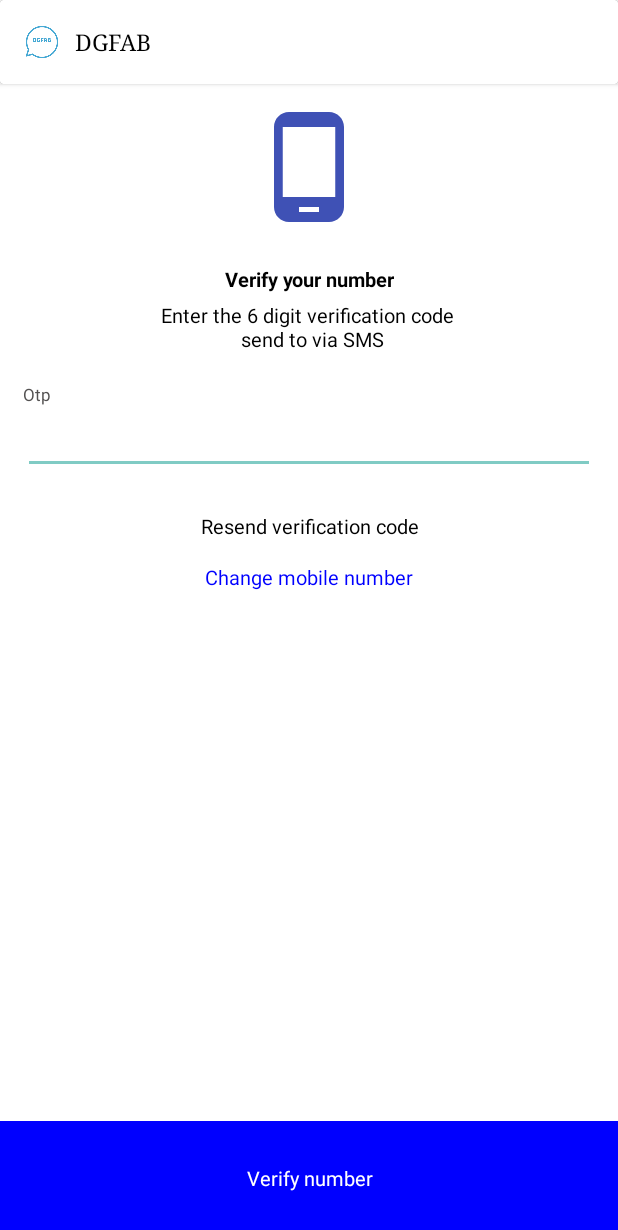
After one commit to raghsahu/DGFAB_8july_New_Dynamic, an Android app: the OtpActivity screen opened directly, with no data from a screen before it, on a phone screen of 412 x 824 dp. The commit adds this screen. Shown: the top 1230 px of the screen. Run offline under Robolectric (Android 15) with nearby library versions, the phone set to English and light mode, and no system bars.

Commit message:
by rrrr dgfab

```diff
--- a/app/build.gradle
+++ b/app/build.gradle
@@ -42,18 +42,12 @@ dependencies {
     implementation 'com.squareup.okhttp3:okhttp:3.14.0'
 //    implementation 'com.google.code.gson:gson:2.8.5'
     implementation 'com.squareup.retrofit2:converter-gson:2.5.0'
-//    implementation 'com.squareup.retrofit2:converter-gson:2.2.0'
     implementation 'org.apache.httpcomponents:httpclient-android:4.3.5'
     implementation "com.android.support:appcompat-v7:28.0.0"
     implementation "com.android.support:design:28.0.0"
-    implementation "com.android.support:support-v4:28.0.0"
     implementation "com.android.support:recyclerview-v7:28.0.0"
     implementation 'com.squareup.okhttp3:logging-interceptor:3.14.0'
     implementation 'com.squareup.okhttp3:okhttp:3.14.0'
-
-//    implementation 'com.google.code.gson:gson:2.8.5'
-    implementation 'com.squareup.retrofit2:converter-gson:2.5.0'
-//    implementation 'com.squareup.retrofit2:converter-gson:2.2.0'
     implementation 'org.apache.httpcomponents:httpclient-android:4.3.5'
     implementation 'com.android.support:multidex:1.0.1'
     implementation 'org.apache.httpcomponents:httpclient-android:4.3.5'
--- /dev/null
+++ b/app/src/main/java/com/example/dgfab/Activity/Buyer_guest_login/OtpActivity.java
@@ -0,0 +1,29 @@
+package com.example.dgfab.Activity.Buyer_guest_login;
+
+import android.content.Intent;
+import android.support.v7.app.AppCompatActivity;
+import android.os.Bundle;
+import android.widget.TextView;
+
+import com.example.dgfab.Activity.Buyer_Dashboard.Buyer_Dashboard_Activity;
+import com.example.dgfab.R;
+
+public class OtpActivity extends AppCompatActivity {
+
+    TextView tv_opt_verify;
+
+    @Override
+    protected void onCreate(Bundle savedInstanceState) {
+        super.onCreate(savedInstanceState);
+        setContentView(R.layout.activity_otp);
+
+        tv_opt_verify=findViewById(R.id.tv_opt_verify);
+
+
+        Intent in = new Intent(OtpActivity.this, Buyer_Dashboard_Activity.class);
+        startActivity(in);
+        overridePendingTransition(R.anim.anim_slide_in_left,
+                R.anim.anim_slide_out_left);
+
+    }
+}
--- a/app/src/main/java/com/example/dgfab/Activity/PermissionActivity.java
+++ b/app/src/main/java/com/example/dgfab/Activity/Buyer_guest_login/PermissionActivity.java
@@ -1,4 +1,4 @@
-package com.example.dgfab.Activity;
+package com.example.dgfab.Activity.Buyer_guest_login;
 
 import android.Manifest;
 import android.content.Intent;
@@ -10,6 +10,7 @@ import android.os.Bundle;
 import android.view.View;
 import android.widget.TextView;
 
+import com.example.dgfab.Activity.Use_reason_Activity;
 import com.example.dgfab.R;
 
 import java.util.ArrayList;
--- a/app/src/main/java/com/example/dgfab/SplashScreens/App_Intro.java
+++ b/app/src/main/java/com/example/dgfab/Activity/SplashScreens/App_Intro.java
@@ -1,4 +1,4 @@
-package com.example.dgfab.SplashScreens;
+package com.example.dgfab.Activity.SplashScreens;
 
 import android.content.Context;
 import android.content.DialogInterface;
@@ -17,8 +17,7 @@ import android.widget.LinearLayout;
 import android.widget.TextView;
 
 import com.ToxicBakery.viewpager.transforms.ZoomOutSlideTransformer;
-import com.example.dgfab.Activity.LoginActivity;
-import com.example.dgfab.Activity.PermissionActivity;
+import com.example.dgfab.Activity.Buyer_guest_login.PermissionActivity;
 import com.example.dgfab.Adapter.AppIntroPagerAdapter;
 import com.example.dgfab.R;
 
--- a/app/src/main/java/com/example/dgfab/SplashScreens/Splash_Activity.java
+++ b/app/src/main/java/com/example/dgfab/Activity/SplashScreens/Splash_Activity.java
@@ -1,11 +1,10 @@
-package com.example.dgfab.SplashScreens;
+package com.example.dgfab.Activity.SplashScreens;
 
 import android.content.Intent;
 import android.os.Handler;
 import android.support.v7.app.AppCompatActivity;
 import android.os.Bundle;
 
-import com.example.dgfab.MainActivity;
 import com.example.dgfab.R;
 
 public class Splash_Activity extends AppCompatActivity {
--- a/app/src/main/java/com/example/dgfab/Adapter/AppIntroPagerAdapter.java
+++ b/app/src/main/java/com/example/dgfab/Adapter/AppIntroPagerAdapter.java
@@ -10,10 +10,9 @@ import android.view.ViewGroup;
 import android.widget.ImageView;
 import android.widget.TextView;
 
-import com.example.dgfab.Activity.LoginActivity;
-import com.example.dgfab.Activity.PermissionActivity;
+import com.example.dgfab.Activity.Buyer_guest_login.PermissionActivity;
 import com.example.dgfab.R;
-import com.example.dgfab.SplashScreens.App_Intro;
+import com.example.dgfab.Activity.SplashScreens.App_Intro;
 
 public class AppIntroPagerAdapter extends PagerAdapter {
     private Context mContext;
--- /dev/null
+++ b/app/src/main/res/layout/activity_otp.xml
@@ -0,0 +1,195 @@
+<?xml version="1.0" encoding="utf-8"?>
+<LinearLayout xmlns:android="http://schemas.android.com/apk/res/android"
+    android:layout_width="match_parent"
+    android:layout_height="match_parent"
+    android:background="@color/colorWhite"
+    android:gravity="center_horizontal"
+    android:orientation="vertical">
+
+
+    <android.support.v7.widget.CardView
+        android:id="@+id/card_toolbar"
+        android:layout_width="match_parent"
+        android:layout_height="wrap_content"
+        android:elevation="2dp">
+
+        <android.support.v7.widget.Toolbar xmlns:android="http://schemas.android.com/apk/res/android"
+            xmlns:app="http://schemas.android.com/apk/res-auto"
+            android:id="@+id/toolbar_post"
+            android:layout_width="match_parent"
+            android:layout_height="wrap_content"
+            android:background="@color/colorWhite"
+            android:fitsSystemWindows="true">
+
+            <ImageView
+                android:id="@+id/imageView"
+                android:layout_width="24dp"
+                android:layout_height="24dp"
+                android:scaleType="fitXY"
+                android:src="@drawable/logo"
+                />
+
+            <TextView
+                android:padding="10dp"
+                android:layout_width="wrap_content"
+                android:layout_height="wrap_content"
+                android:text="@string/app_name"
+                android:textColor="@color/colorTextBlack"
+                android:textSize="15dp"
+                android:textStyle="normal"
+                android:typeface="serif" />
+
+        </android.support.v7.widget.Toolbar>
+    </android.support.v7.widget.CardView>
+
+    <LinearLayout
+        android:weightSum="1"
+        android:layout_width="match_parent"
+        android:layout_height="match_parent"
+        android:orientation="vertical">
+
+        <LinearLayout
+            android:layout_weight="0.1"
+            android:id="@+id/llInfo"
+            android:layout_width="match_parent"
+            android:layout_height="match_parent"
+            android:gravity="center_horizontal"
+            android:orientation="vertical">
+
+            <ImageView
+                android:id="@+id/iv_icon"
+                android:layout_width="80dp"
+                android:layout_height="80dp"
+                android:layout_marginTop="15dp"
+                android:scaleType="fitCenter"
+                android:src="@drawable/phone"
+                />
+
+            <TextView
+                android:id="@+id/ctvText"
+                android:layout_width="wrap_content"
+                android:layout_height="wrap_content"
+                android:layout_gravity="center"
+                android:layout_marginLeft="15dp"
+                android:layout_marginRight="15dp"
+                android:layout_marginTop="25dp"
+                android:gravity="center"
+                android:text="@string/verify_number_text"
+                android:textStyle="bold"
+                android:textAlignment="center"
+                android:textColor="@color/colorTextBlack"
+                android:textSize="13dp" />
+
+            <TextView
+                android:id="@+id/ctvText1"
+                android:layout_width="wrap_content"
+                android:layout_height="wrap_content"
+                android:layout_gravity="center"
+                android:layout_marginLeft="25dp"
+                android:layout_marginRight="25dp"
+                android:layout_marginTop="5dp"
+                android:gravity="center"
+                android:text="@string/login_code_text_details"
+                android:textAlignment="center"
+                android:textColor="@color/colorTextBlack"
+                android:textSize="13dp" />
+
+
+
+            <LinearLayout
+                android:layout_width="match_parent"
+                android:layout_height="wrap_content"
+                android:layout_marginLeft="15dp"
+                android:layout_marginRight="15dp"
+                android:layout_marginTop="20dp"
+                android:orientation="vertical">
+
+                <TextView
+                    android:layout_width="wrap_content"
+                    android:layout_height="wrap_content"
+                    android:text="Otp"
+                    android:textColor="#535151"
+                    android:textSize="11dp" />
+
+
+                <EditText
+
+                    android:id="@+id/txtmobile"
+                    android:layout_width="match_parent"
+                    android:layout_height="wrap_content"
+                    android:inputType="number"
+                    android:textAlignment="center"
+                    android:maxLength="13"
+                    android:textColor="@color/colorTextBlack" />
+
+
+            </LinearLayout>
+
+            <LinearLayout
+                android:layout_width="match_parent"
+                android:layout_height="match_parent"
+                android:gravity="center_horizontal"
+                android:orientation="vertical">
+
+
+                <TextView
+                    android:layout_width="wrap_content"
+                    android:layout_height="wrap_content"
+                    android:layout_gravity="center"
+                    android:layout_marginLeft="15dp"
+                    android:layout_marginRight="15dp"
+                    android:layout_marginTop="25dp"
+                    android:gravity="center"
+                    android:text="@string/recend_code"
+                    android:textStyle="normal"
+                    android:textAlignment="center"
+                    android:textColor="@color/gray"
+                    android:textSize="13dp" />
+
+                <TextView
+                    android:layout_width="wrap_content"
+                    android:layout_height="wrap_content"
+                    android:layout_gravity="center"
+                    android:layout_marginLeft="25dp"
+                    android:layout_marginRight="25dp"
+                    android:layout_marginTop="15dp"
+                    android:gravity="center"
+                    android:text="@string/login_change_number"
+                    android:textAlignment="center"
+                    android:textColor="@color/colorPrimary"
+                    android:textSize="13dp" />
+
+            </LinearLayout>
+
+
+        </LinearLayout>
+
+
+
+        <LinearLayout
+            android:layout_weight="0.9"
+            android:id="@+id/llSkip"
+            android:layout_width="match_parent"
+            android:layout_height="match_parent"
+            android:layout_alignParentBottom="true"
+            android:background="@color/colorPrimary"
+            android:clickable="false"
+            android:visibility="visible">
+
+            <TextView
+                android:id="@+id/tv_opt_verify"
+                android:layout_width="match_parent"
+                android:layout_height="40dp"
+                android:layout_gravity="center"
+                android:gravity="center"
+                android:text="@string/login_verfiy"
+                android:textColor="@color/colorWhite"
+                android:textSize="13dp"
+                android:visibility="visible" />
+
+
+        </LinearLayout>
+
+
+    </LinearLayout>
+</LinearLayout>
--- a/app/src/main/res/layout/activity_splash.xml
+++ b/app/src/main/res/layout/activity_splash.xml
@@ -6,7 +6,7 @@
     android:layout_height="match_parent"
     android:background="@color/colorWhite"
     android:orientation="vertical"
-    tools:context=".SplashScreens.Splash_Activity">
+    tools:context=".Activity.SplashScreens.Splash_Activity">
 
 
     <LinearLayout
--- a/app/src/main/res/layout/activity_use_reason_.xml
+++ b/app/src/main/res/layout/activity_use_reason_.xml
@@ -32,6 +32,7 @@
                 <!--/>-->
 
             <TextView
+                android:id="@+id/tv_skip"
                 android:padding="10dp"
                 android:layout_width="match_parent"
                 android:layout_height="wrap_content"
--- a/app/src/main/res/values/strings.xml
+++ b/app/src/main/res/values/strings.xml
@@ -49,8 +49,13 @@
     <string name="permission_location">We use your location to explore business and groups near you more effectively</string>
     <string name="permission_storage">We will use this to store your product images and other photos</string>
     <string name="login_send">Send verification code</string>
+    <string name="login_verfiy">Verify number</string>
+    <string name="verify_number_text">Verify your number</string>
+    <string name="recend_code">Resend verification code</string>
     <string name="login_mobile_text">Enter your mobile no</string>
+    <string name="login_change_number">Change mobile number</string>
     <string name="login_mobile_number">We will send a 6 digit verification \n code to this mobile number</string>
+    <string name="login_code_text_details">Enter the 6 digit verification code \n send to via SMS</string>
     <string name="primary_reason">What is your primary reason for sourcing?</string>
     <string name="primary_reason_details">This will help us match you with suppliers that are a good fit.</string>
     <string name="business_need">I am  Buying products for my company or to sell.</string>
```
Also changed, not shown: app/src/main/AndroidManifest.xml (+17 -10 lines), app/src/main/java/com/example/dgfab/Activity/Buyer_Dashboard/Buyer_Dashboard_Activity.java (added, +15 -0 lines), app/src/main/java/com/example/dgfab/Activity/Buyer_guest_login/LoginActivity.java (renamed from app/src/main/java/com/example/dgfab/Activity/LoginActivity.java, +6 -2 lines), app/src/main/java/com/example/dgfab/Activity/Buyer_guest_login/Use_reason_Activity.java (added, +39 -0 lines), app/src/main/java/com/example/dgfab/Activity/Use_reason_Activity.java (deleted, +0 -57 lines), app/src/main/java/com/example/dgfab/Adapter/Morebrands_Adapter.java (deleted, +0 -137 lines), app/src/main/java/com/example/dgfab/Splash_DGFAB.java (deleted, +0 -76 lines), app/src/main/res/layout/activity_buyer__dashboard_.xml (added, +18 -0 lines), app/src/main/res/layout/activity_splash__dgfab.xml (deleted, +0 -16 lines).
